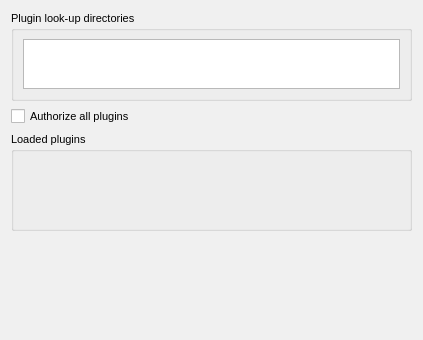
RetroShare/RetroShare, file retroshare-gui/src/gui/settings/PluginsPage.ui: the form before one commit.
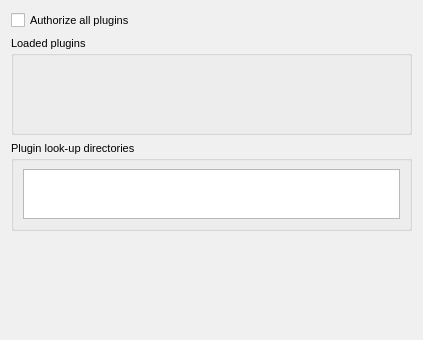
The form after the commit.

Commit message: Little design improvements for Plugin Item

What changed in the file:
```diff
--- a/retroshare-gui/src/gui/settings/PluginsPage.ui
+++ b/retroshare-gui/src/gui/settings/PluginsPage.ui
@@ -519,8 +519,16 @@
       <string>Loaded plugins</string>
      </property>
      <layout class="QVBoxLayout" name="verticalLayout_4">
+      <property name="margin">
+       <number>6</number>
+      </property>
       <item>
        <layout class="QVBoxLayout" name="_pluginsLayout">
+        <property name="spacing">
+         <number>0</number>
+        </property>
+       </layout>
+      </item>
         <item>
          <spacer name="verticalSpacer_2">
           <property name="orientation">
@@ -535,8 +543,6 @@
          </spacer>
         </item>
        </layout>
-      </item>
-     </layout>
     </widget>
    </item>
    <item row="1" column="0">
@@ -546,7 +552,7 @@
      </property>
     </widget>
    </item>
-   <item row="0" column="0">
+   <item row="3" column="0">
     <widget class="QGroupBox" name="groupBox_2">
      <property name="title">
       <string>Plugin look-up directories</string>
```
Lines whose indentation alone changed are shown as unchanged. The commit also changes 3 other files.
